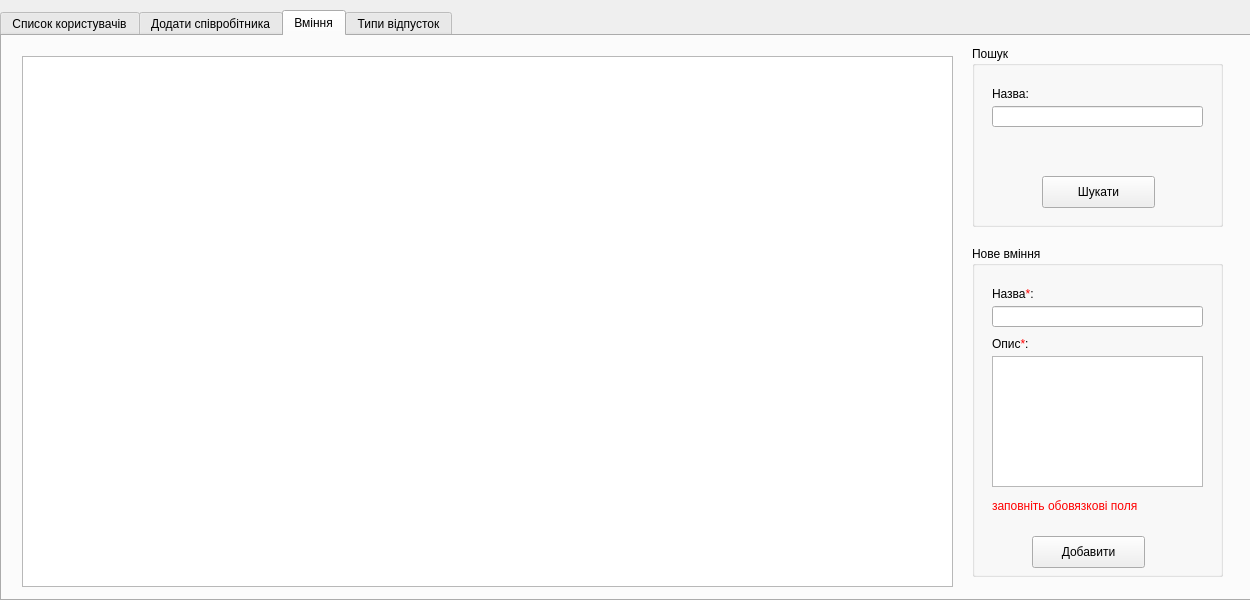
Before: the Qt Designer form mainwindow.ui in chepiga1995/db_project, drawn with Qt 5.
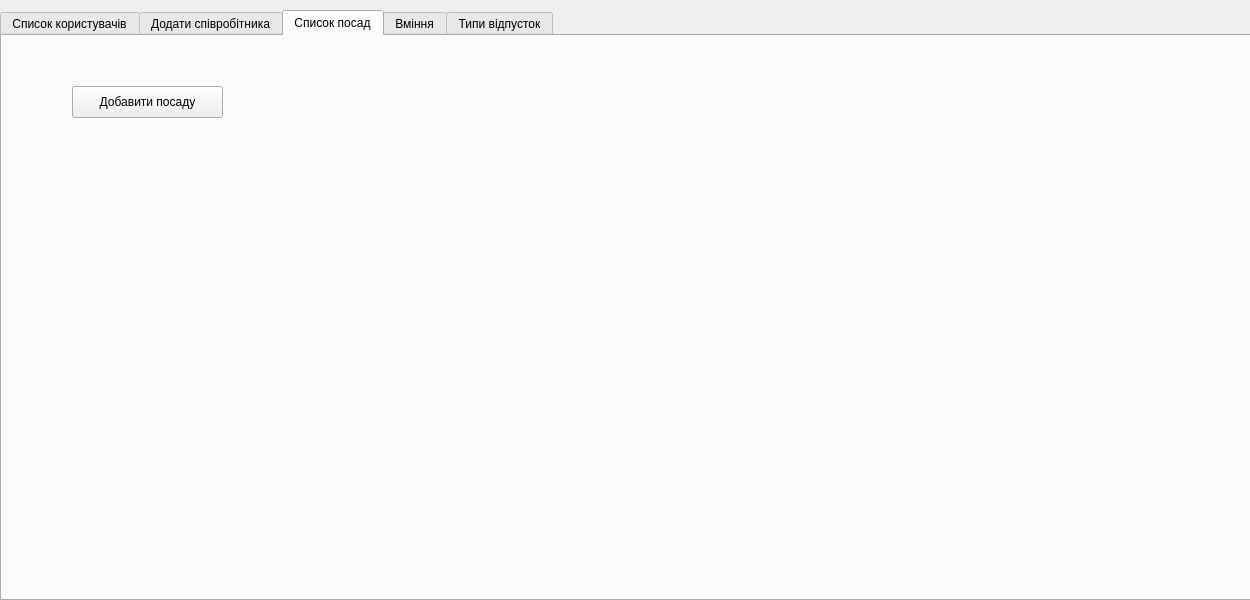
After: the same form once the commit is applied.

Commit message: add new window for post creation

The edit to the form file:
```diff
--- a/mainwindow.ui
+++ b/mainwindow.ui
@@ -103,6 +103,24 @@
       <string>Додати співробітника</string>
      </attribute>
     </widget>
+    <widget class="QWidget" name="add_post">
+     <attribute name="title">
+      <string>Список посад</string>
+     </attribute>
+     <widget class="QPushButton" name="pushButton">
+      <property name="geometry">
+       <rect>
+        <x>70</x>
+        <y>50</y>
+        <width>151</width>
+        <height>32</height>
+       </rect>
+      </property>
+      <property name="text">
+       <string>Добавити посаду</string>
+      </property>
+     </widget>
+    </widget>
     <widget class="QWidget" name="skills">
      <attribute name="title">
       <string>Вміння</string>
```
The commit also changes 16 other files.
